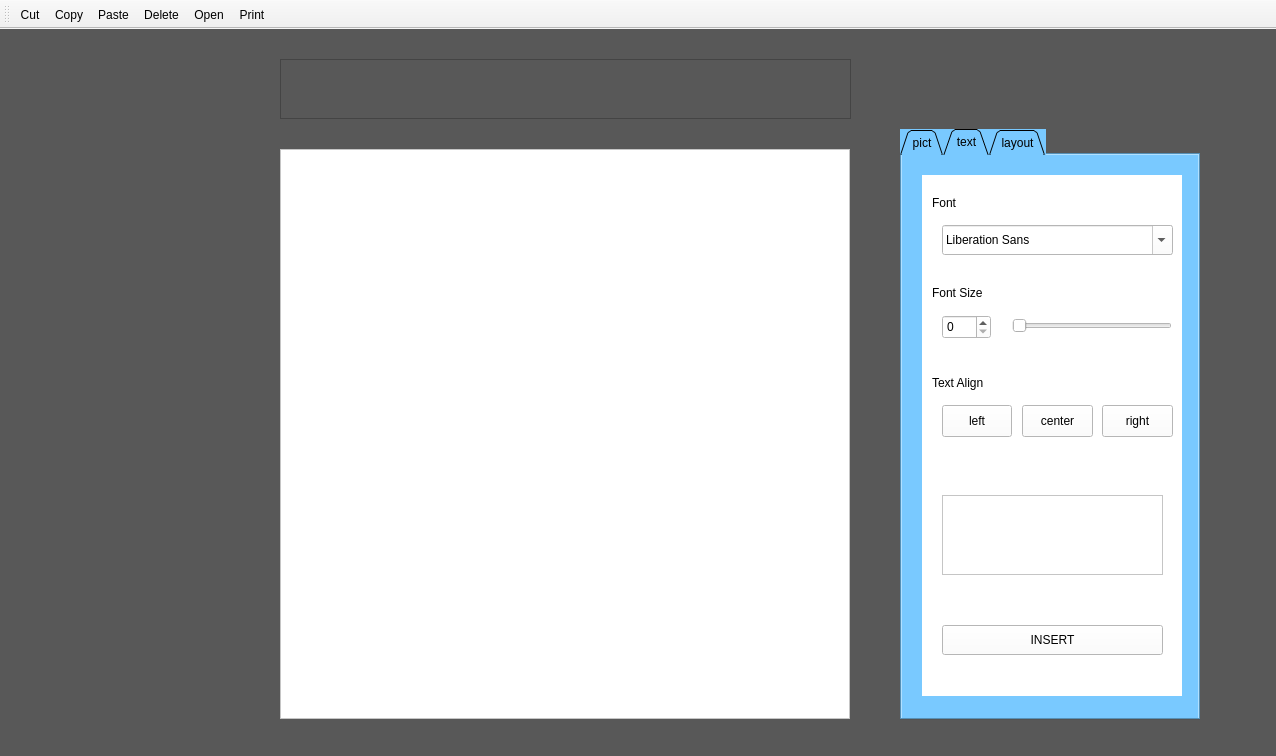
Old version of the form pixc/mainwindow.ui in the repository Kana-Higuchi/PixC.
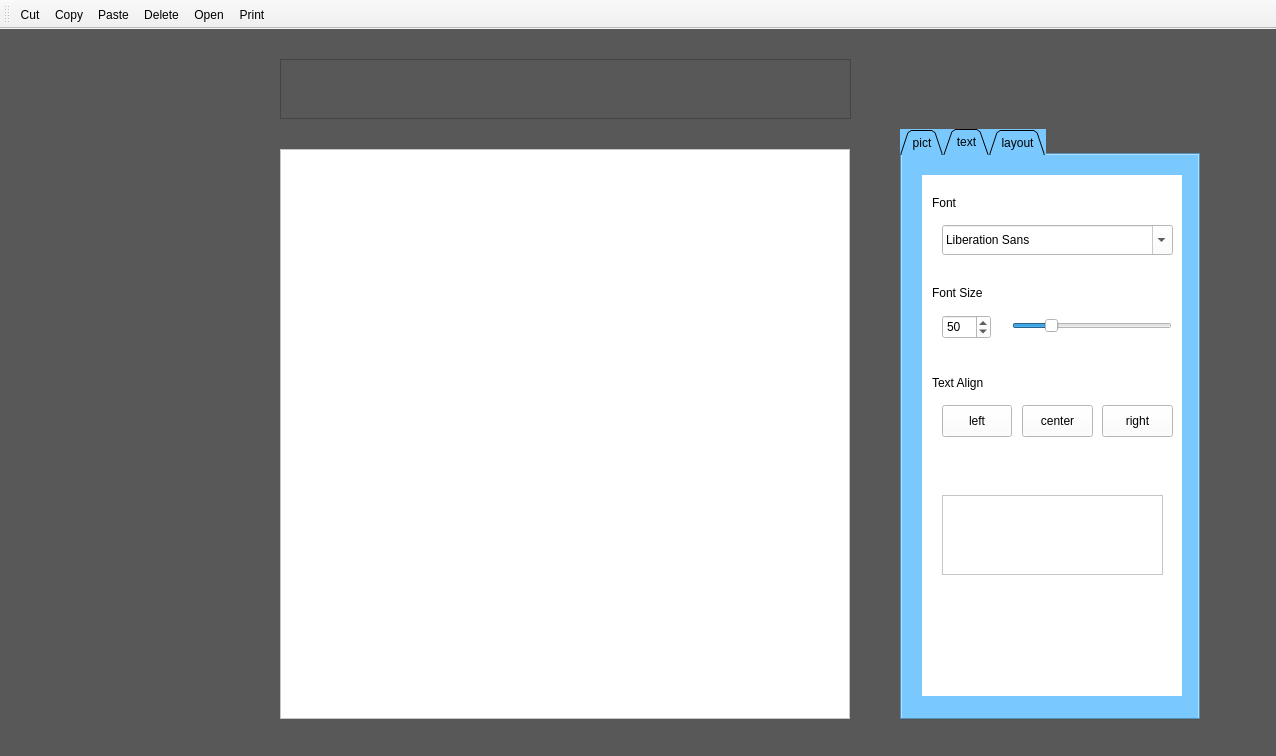
New version of the form. Icons and pictures are not drawn. Custom widgets are drawn as their Qt base class.

Commit message: delete insertbutton

```diff
--- a/pixc/mainwindow.ui
+++ b/pixc/mainwindow.ui
@@ -330,19 +330,6 @@
         </rect>
        </property>
       </widget>
-      <widget class="QPushButton" name="text_insert_button">
-       <property name="geometry">
-        <rect>
-         <x>20</x>
-         <y>450</y>
-         <width>221</width>
-         <height>30</height>
-        </rect>
-       </property>
-       <property name="text">
-        <string>INSERT</string>
-       </property>
-      </widget>
       <widget class="QPushButton" name="left_text_button">
        <property name="geometry">
         <rect>
@@ -392,7 +379,13 @@
         </rect>
        </property>
        <property name="minimum">
-        <number>5</number>
+        <number>8</number>
+       </property>
+       <property name="maximum">
+        <number>200</number>
+       </property>
+       <property name="value">
+        <number>50</number>
        </property>
        <property name="orientation">
         <enum>Qt::Horizontal</enum>
@@ -407,6 +400,15 @@
          <height>24</height>
         </rect>
        </property>
+       <property name="minimum">
+        <number>8</number>
+       </property>
+       <property name="maximum">
+        <number>200</number>
+       </property>
+       <property name="value">
+        <number>50</number>
+       </property>
       </widget>
       <widget class="QLabel" name="FontSize">
        <property name="geometry">
```
Left out of the diff: 2 changed lines with no effect on the pictures. The commit also changes 2 other files.
